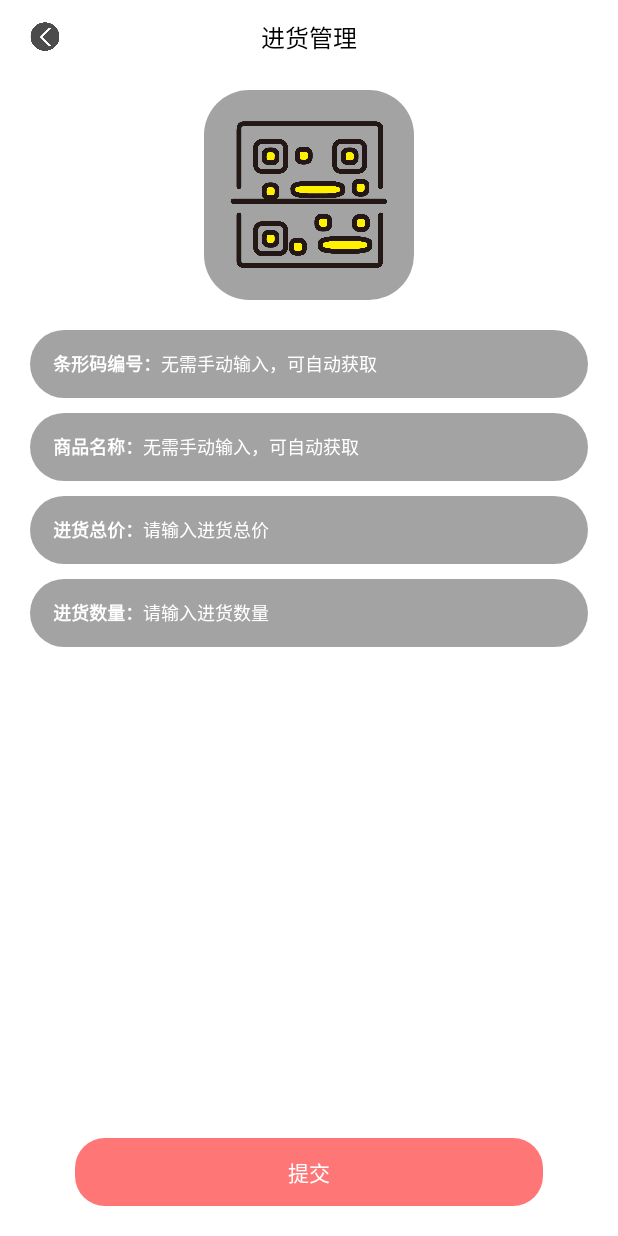
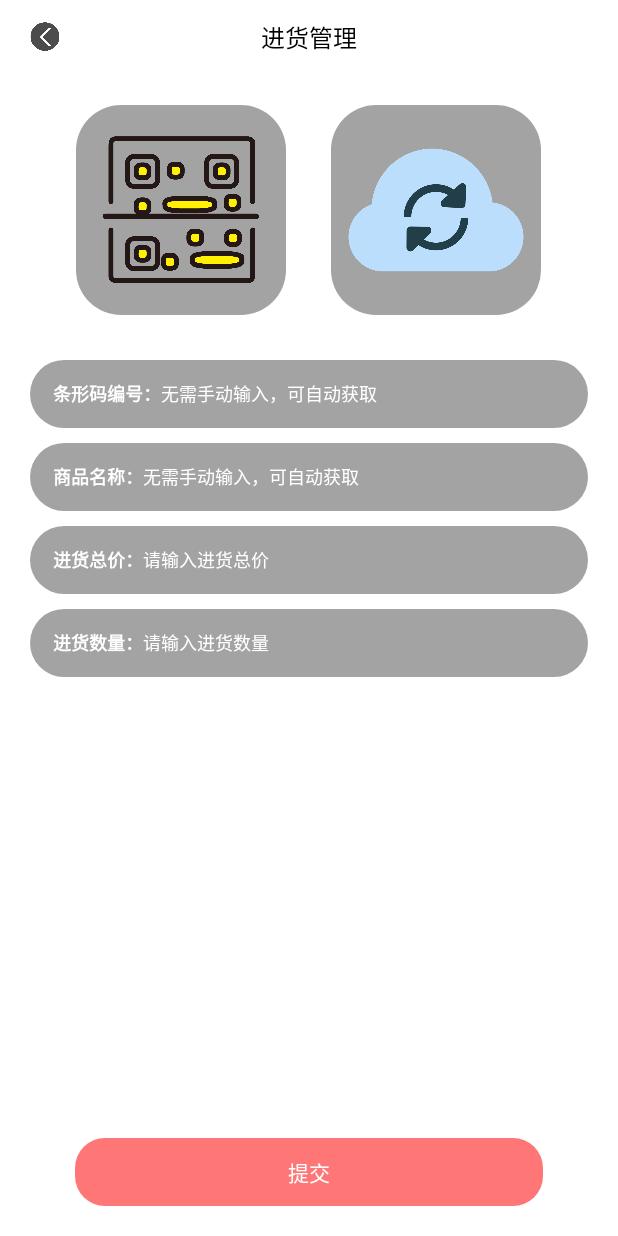
Before and after one commit to StarSky0414/yunshang, an Android app: the GoodsIntoActivity screen opened directly, with no data from a screen before it, on a phone screen of 412 x 824 dp. Run offline under Robolectric (Android 15) with nearby library versions, the phone set to English and light mode, and no system bars; our stand-ins replace EventBus; libraries missing offline, so code that uses them is left out: com.alibaba.fastjson, com.google.zxing.integration, org.greenrobot.greendao; 3 statements that could not run were skipped.

Commit message:
页面整顿

```diff
--- a/app/src/main/AndroidManifest.xml
+++ b/app/src/main/AndroidManifest.xml
@@ -25,7 +25,6 @@
                 <category android:name="android.intent.category.LAUNCHER" />
             </intent-filter>
         </activity>
-        <activity android:name=".MainActivity"/>
         <activity android:name="com.journeyapps.barcodescanner.CaptureActivity" />
         <activity android:name=".TestActivity"/>
         <activity android:name=".TraceActivity"/>
--- a/app/src/main/java/com/tts/starsky/phonesweepcode/db/dao/DaoMaster.java
+++ b/app/src/main/java/com/tts/starsky/phonesweepcode/db/dao/DaoMaster.java
@@ -24,9 +24,9 @@ public class DaoMaster extends AbstractDaoMaster {
         DiscountDao.createTable(db, ifNotExists);
         GoodsInfoDao.createTable(db, ifNotExists);
         GoodsStockDao.createTable(db, ifNotExists);
+        GoodsTypeInfoDao.createTable(db, ifNotExists);
         SalesDao.createTable(db, ifNotExists);
         SalesToGoodsDao.createTable(db, ifNotExists);
-        GoodsTypeInfoDao.createTable(db, ifNotExists);
     }
 
     /** Drops underlying database table using DAOs. */
@@ -34,9 +34,9 @@ public class DaoMaster extends AbstractDaoMaster {
         DiscountDao.dropTable(db, ifExists);
         GoodsInfoDao.dropTable(db, ifExists);
         GoodsStockDao.dropTable(db, ifExists);
+        GoodsTypeInfoDao.dropTable(db, ifExists);
         SalesDao.dropTable(db, ifExists);
         SalesToGoodsDao.dropTable(db, ifExists);
-        GoodsTypeInfoDao.dropTable(db, ifExists);
     }
 
     /**
@@ -58,9 +58,9 @@ public class DaoMaster extends AbstractDaoMaster {
         registerDaoClass(DiscountDao.class);
         registerDaoClass(GoodsInfoDao.class);
         registerDaoClass(GoodsStockDao.class);
+        registerDaoClass(GoodsTypeInfoDao.class);
         registerDaoClass(SalesDao.class);
         registerDaoClass(SalesToGoodsDao.class);
-        registerDaoClass(GoodsTypeInfoDao.class);
     }
 
     public DaoSession newSession() {
--- a/app/src/main/java/com/tts/starsky/phonesweepcode/view/AddGoodInfoActivity.java
+++ b/app/src/main/java/com/tts/starsky/phonesweepcode/view/AddGoodInfoActivity.java
@@ -118,13 +118,13 @@ public class AddGoodInfoActivity extends Activity implements View.OnClickListene
      * 网络数据请求回调
      *
      * @param goods 商品编码
-     */
+     *//*
     @Subscribe
     public void queryResult(Goods goods) {
         String s = goods.toString();
         System.out.println("==========" + s);
         et_goodsName.setText(goods.getGoodsName());
-    }
+    }*/
 
     /**
      *  入库完数据清理
--- a/app/src/main/java/com/tts/starsky/phonesweepcode/view/GoodsIntoActivity.java
+++ b/app/src/main/java/com/tts/starsky/phonesweepcode/view/GoodsIntoActivity.java
@@ -8,6 +8,7 @@ import android.os.Bundle;
 import android.view.View;
 import android.widget.Button;
 import android.widget.EditText;
+import android.widget.ImageView;
 import android.widget.TextView;
 import android.widget.Toast;
 
@@ -18,6 +19,10 @@ import com.tts.starsky.phonesweepcode.controller.GoodsInfoController;
 import com.tts.starsky.phonesweepcode.db.bean.GoodsInfo;
 import com.tts.starsky.phonesweepcode.db.bean.GoodsStock;
 import com.tts.starsky.phonesweepcode.db.provider.GoodsStockProvider;
+import com.tts.starsky.phonesweepcode.http.Goods;
+
+import org.greenrobot.eventbus.EventBus;
+import org.greenrobot.eventbus.Subscribe;
 
 public class GoodsIntoActivity extends Activity implements View.OnClickListener, DialogInterface.OnClickListener {
 
@@ -31,21 +36,31 @@ public class GoodsIntoActivity extends Activity implements View.OnClickListener,
     private GoodsInfo goods_info;
     private GoodsInfoController goodsInfoController;
     private GoodsStockProvider goodsStockProvider;
+    private ImageView iv_close_good_into;
+    private Button bu_getGoodsInfo;
 
     @Override
     protected void onCreate(Bundle savedInstanceState) {
+        EventBus.getDefault().register(this);
         super.onCreate(savedInstanceState);
         goodsInfoController = new GoodsInfoController();
         goodsStockProvider = new GoodsStockProvider();
+        setContentView(R.layout.activity_good_into);
+        initView();
 
-        setContentView(R.layout.activity_main);
-        initView();
+        String goodsInfoString = getIntent().getStringExtra("goodsInfo");
+        if (goodsInfoString !=null && !goodsInfoString.equals("")){
+            GoodsInfo goodsInfo = JSON.parseObject(goodsInfoString, GoodsInfo.class);
+            et_barcode.setText(goodsInfo.getGoodsBarCode());
+        }
     }
 
 
     private void initView() {
         bu_scan = (Button) findViewById(R.id.bu_Scan);
         bu_scan.setOnClickListener(this);
+        bu_getGoodsInfo = (Button) findViewById(R.id.bu_getGoodsInfo);
+        bu_getGoodsInfo.setOnClickListener(this);
         submit_goods_info = (TextView) findViewById(R.id.submit_goods_info);
         submit_goods_info.setOnClickListener(this);
 
@@ -53,7 +68,8 @@ public class GoodsIntoActivity extends Activity implements View.OnClickListener,
         et_goodsName = (EditText) findViewById(R.id.et_goodsName);
         et_intoPriceAll = (EditText) findViewById(R.id.et_intoPriceAll);
         et_intoGoodsNum = (EditText) findViewById(R.id.et_intoGoodsNum);
-
+        iv_close_good_into = (ImageView) findViewById(R.id.iv_close_good_into);
+        iv_close_good_into.setOnClickListener(this);
     }
 
     @Override
@@ -63,19 +79,7 @@ public class GoodsIntoActivity extends Activity implements View.OnClickListener,
             Bundle bundle = data.getExtras();
             theresult = bundle.getString("SCAN_RESULT");
             System.out.println("==============" + theresult);
-            goods_info = goodsInfoController.getGoodsInfoByDB(theresult);
-            if (goods_info.getGoodsName() == null) {
-                new AlertDialog.Builder(this)
-                        .setTitle("无商品信息")
-                        .setMessage("未进行商品录入，是否进行商品信息录入！")
-                        .setPositiveButton("是", this)
-                        .setNegativeButton("否", null)
-                        .show();
-            } else {
-                et_barcode.setText(theresult);
-                et_goodsName.setText(goods_info.getGoodsName());
-            }
-
+            et_barcode.setText(theresult);
         }
     }
 
@@ -135,6 +139,12 @@ public class GoodsIntoActivity extends Activity implements View.OnClickListener,
                 et_barcode.setText("");
                 et_goodsName.setText("");
                 break;
+            case R.id.iv_close_good_into:
+                finish();
+                break;
+            case R.id.bu_getGoodsInfo:
+                goodsInfoController.queryGoodsInfoName(theresult);
+                break;
         }
     }
 
@@ -145,4 +155,16 @@ public class GoodsIntoActivity extends Activity implements View.OnClickListener,
         return true;
     }
 
+    /**
+     * 网络数据请求回调
+     *
+     * @param goods 商品编码
+     */
+    @Subscribe
+    public void queryResult(Goods goods) {
+        String s = goods.toString();
+        System.out.println("==========" + s);
+        et_goodsName.setText(goods.getGoodsName());
+    }
+
 }
--- a/app/src/main/res/layout/activity_main.xml
+++ b/app/src/main/res/layout/activity_good_into.xml
@@ -12,7 +12,7 @@
         android:layout_height="50dp">
 
         <ImageView
-            android:id="@+id/iv_close_main"
+            android:id="@+id/iv_close_good_into"
             android:layout_width="20dp"
             android:layout_height="20dp"
             android:layout_centerVertical="true"
@@ -30,21 +30,48 @@
     </RelativeLayout>
 
     <RelativeLayout
+        android:id="@+id/rl_button"
+        android:layout_width="match_parent"
+        android:layout_height="wrap_content"
+        android:layout_below="@id/rl_title"
+        android:gravity="center">
+
+        <RelativeLayout
             android:id="@+id/rl_scan"
             android:layout_width="wrap_content"
             android:layout_height="wrap_content"
-        android:layout_below="@id/rl_title"
+            android:layout_marginTop="20dp"
+            android:layout_marginBottom="20dp"
             android:background="@drawable/shape_alpha_card"
-        android:padding="10dp"
-        android:layout_centerHorizontal="true"
-        android:layout_marginTop="10dp"
-        android:layout_marginBottom="10dp">
+            android:gravity="center"
+            android:padding="10dp">
 
             <Button
                 android:id="@+id/bu_Scan"
                 android:layout_width="120dp"
                 android:layout_height="120dp"
                 android:background="@mipmap/scan" />
+        </RelativeLayout>
+
+        <RelativeLayout
+            android:id="@+id/rl_auto_get"
+            android:layout_width="wrap_content"
+            android:layout_height="wrap_content"
+            android:layout_marginLeft="30dp"
+            android:layout_marginTop="20dp"
+            android:layout_marginBottom="20dp"
+            android:layout_toRightOf="@id/rl_scan"
+            android:background="@drawable/shape_alpha_card"
+            android:gravity="center"
+            android:padding="10dp">
+
+            <Button
+                android:id="@+id/bu_getGoodsInfo"
+                android:layout_width="120dp"
+                android:layout_height="120dp"
+                android:background="@mipmap/auto_get"
+                android:elevation="10dp" />
+        </RelativeLayout>
 
     </RelativeLayout>
 
@@ -52,7 +79,7 @@
         android:id="@+id/ll_barcode"
         android:layout_width="match_parent"
         android:layout_height="wrap_content"
-        android:layout_below="@id/rl_scan"
+        android:layout_below="@id/rl_button"
         android:layout_marginTop="10dp"
         android:background="@drawable/shape_alpha_card"
         android:paddingLeft="15dp"
@@ -70,7 +97,6 @@
             android:id="@+id/et_barcode"
             android:layout_width="match_parent"
             android:layout_height="45dp"
-            android:enabled="false"
             android:background="#0000"
             android:hint="无需手动输入，可自动获取"
             android:inputType="number"
@@ -101,7 +127,6 @@
             android:id="@+id/et_goodsName"
             android:layout_width="match_parent"
             android:layout_height="45dp"
-            android:enabled="false"
             android:background="#0000"
             android:hint="无需手动输入，可自动获取"
             android:inputType="number"
```
Also changed, not shown: app/src/main/java/com/tts/starsky/phonesweepcode/MainActivity.java (deleted, +0 -80 lines), app/src/main/java/com/tts/starsky/phonesweepcode/db/dao/DaoSession.java (+14 -14 lines), app/src/main/java/com/tts/starsky/phonesweepcode/view/FunctionActivity.java (+0 -8 lines), app/src/main/res/layout/activity_function.xml (+64 -60 lines). Lines whose indentation alone changed are shown as unchanged.
